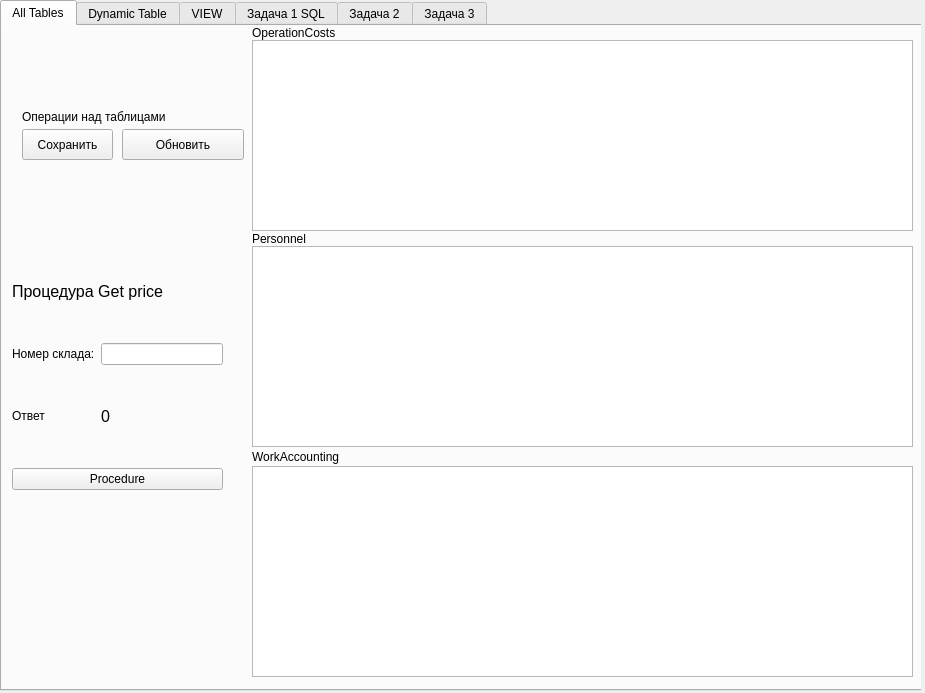
Qt form mainwindow.ui (bat0ri/mssql-client) before a commit.
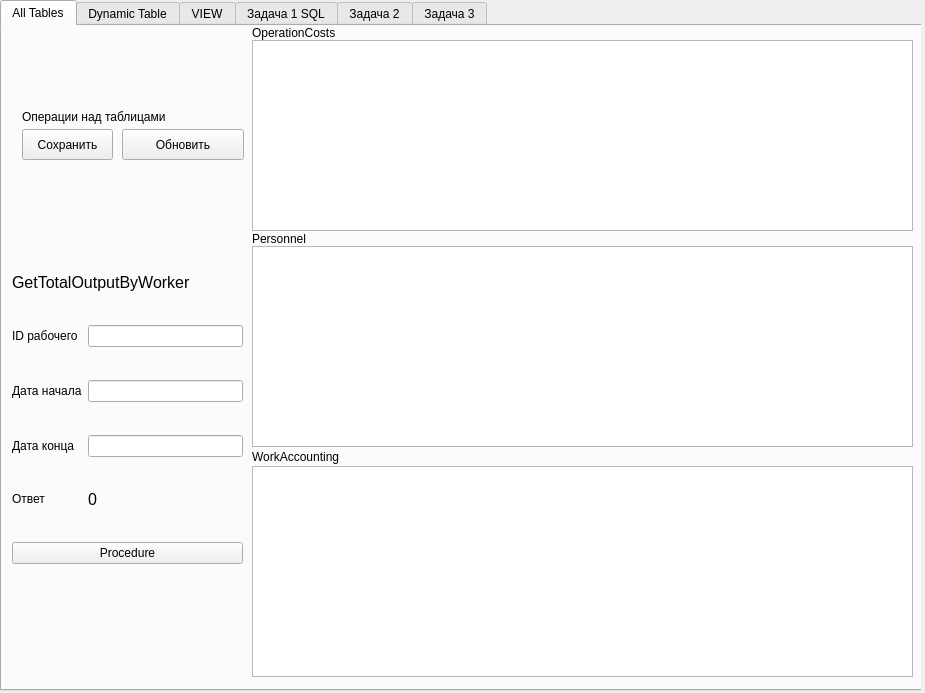
The same form after that commit. The open tabs and pages were chosen to show the change. Icons and pictures are not drawn.

Commit message: orm3 && procedure

```diff
--- a/mainwindow.ui
+++ b/mainwindow.ui
@@ -34,7 +34,7 @@
        </rect>
       </property>
       <property name="currentIndex">
-       <number>4</number>
+       <number>0</number>
       </property>
       <widget class="QWidget" name="all_tables">
        <attribute name="title">
@@ -132,15 +132,38 @@
          <rect>
           <x>10</x>
           <y>220</y>
-          <width>211</width>
-          <height>281</height>
+          <width>231</width>
+          <height>351</height>
          </rect>
         </property>
         <layout class="QGridLayout" name="gridLayout_5">
-         <item row="1" column="1">
-          <widget class="QLineEdit" name="id_sklad"/>
-         </item>
          <item row="2" column="0">
+          <widget class="QLabel" name="label_14">
+           <property name="sizePolicy">
+            <sizepolicy hsizetype="Preferred" vsizetype="Maximum">
+             <horstretch>0</horstretch>
+             <verstretch>0</verstretch>
+            </sizepolicy>
+           </property>
+           <property name="text">
+            <string>Дата начала</string>
+           </property>
+          </widget>
+         </item>
+         <item row="5" column="0" colspan="2">
+          <widget class="QPushButton" name="proc">
+           <property name="sizePolicy">
+            <sizepolicy hsizetype="Minimum" vsizetype="Maximum">
+             <horstretch>0</horstretch>
+             <verstretch>0</verstretch>
+            </sizepolicy>
+           </property>
+           <property name="text">
+            <string>Procedure</string>
+           </property>
+          </widget>
+         </item>
+         <item row="4" column="0">
           <widget class="QLabel" name="label_13">
            <property name="sizePolicy">
             <sizepolicy hsizetype="Preferred" vsizetype="Maximum">
@@ -153,32 +176,10 @@
            </property>
           </widget>
          </item>
-         <item row="0" column="0" colspan="2">
-          <widget class="QLabel" name="label_10">
-           <property name="sizePolicy">
-            <sizepolicy hsizetype="Fixed" vsizetype="Maximum">
-             <horstretch>0</horstretch>
-             <verstretch>0</verstretch>
-            </sizepolicy>
-           </property>
-           <property name="font">
-            <font>
-             <pointsize>12</pointsize>
-            </font>
-           </property>
-           <property name="text">
-            <string>Процедура Get price</string>
-           </property>
-          </widget>
+         <item row="1" column="1">
+          <widget class="QLineEdit" name="id_worker"/>
          </item>
-         <item row="1" column="0">
-          <widget class="QLabel" name="label_12">
-           <property name="text">
-            <string>Номер склада:</string>
-           </property>
-          </widget>
-         </item>
-         <item row="2" column="1">
+         <item row="4" column="1">
           <widget class="QLabel" name="res_proc">
            <property name="font">
             <font>
@@ -190,19 +191,50 @@
            </property>
           </widget>
          </item>
-         <item row="3" column="0" colspan="2">
-          <widget class="QPushButton" name="proc">
+         <item row="1" column="0">
+          <widget class="QLabel" name="label_12">
+           <property name="text">
+            <string>ID рабочего</string>
+           </property>
+          </widget>
+         </item>
+         <item row="0" column="0" colspan="2">
+          <widget class="QLabel" name="label_10">
            <property name="sizePolicy">
-            <sizepolicy hsizetype="Minimum" vsizetype="Maximum">
+            <sizepolicy hsizetype="Fixed" vsizetype="Maximum">
              <horstretch>0</horstretch>
              <verstretch>0</verstretch>
             </sizepolicy>
            </property>
+           <property name="font">
+            <font>
+             <pointsize>12</pointsize>
+            </font>
+           </property>
            <property name="text">
-            <string>Procedure</string>
+            <string>GetTotalOutputByWorker </string>
            </property>
           </widget>
          </item>
+         <item row="3" column="0">
+          <widget class="QLabel" name="label_15">
+           <property name="sizePolicy">
+            <sizepolicy hsizetype="Preferred" vsizetype="Maximum">
+             <horstretch>0</horstretch>
+             <verstretch>0</verstretch>
+            </sizepolicy>
+           </property>
+           <property name="text">
+            <string>Дата конца</string>
+           </property>
+          </widget>
+         </item>
+         <item row="2" column="1">
+          <widget class="QLineEdit" name="start_date"/>
+         </item>
+         <item row="3" column="1">
+          <widget class="QLineEdit" name="end_date"/>
+         </item>
         </layout>
        </widget>
        <widget class="QLabel" name="label_11">
@@ -597,14 +629,14 @@
          <item row="1" column="0" colspan="2">
           <widget class="QLabel" name="label_6">
            <property name="text">
-            <string>Количество деталей в поставке, X</string>
+            <string>DefectiveParts</string>
            </property>
           </widget>
          </item>
          <item row="0" column="0" colspan="2">
           <widget class="QLabel" name="label_5">
            <property name="text">
-            <string>Общий план, PLAN</string>
+            <string>PieceTime</string>
            </property>
           </widget>
          </item>
@@ -637,9 +669,9 @@
 li.unchecked::marker { content: &quot;\2610&quot;; }
 li.checked::marker { content: &quot;\2612&quot;; }
 &lt;/style&gt;&lt;/head&gt;&lt;body style=&quot; font-family:'Segoe UI'; font-size:9pt; font-weight:400; font-style:normal;&quot;&gt;
-&lt;p align=&quot;justify&quot; style=&quot; margin-top:12px; margin-bottom:12px; margin-left:18px; margin-right:0px; -qt-block-indent:0; text-indent:0px;&quot;&gt;&lt;span style=&quot; font-family:'Symbol';&quot;&gt;¨ &lt;/span&gt;&lt;span style=&quot; font-family:'Courier New';&quot;&gt;Задача-3. Сведения о наличии деталей на складах, такие что:&lt;/span&gt;&lt;/p&gt;
-&lt;p align=&quot;justify&quot; style=&quot; margin-top:12px; margin-bottom:12px; margin-left:36px; margin-right:0px; -qt-block-indent:0; text-indent:0px;&quot;&gt;&lt;span style=&quot; font-family:'Courier New';&quot;&gt;для этой детали &lt;/span&gt;&lt;span style=&quot; font-family:'Courier New'; text-decoration: underline;&quot;&gt;имеется договорная поставка&lt;/span&gt;&lt;span style=&quot; font-family:'Courier New';&quot;&gt; (из 09в) с планом поставки &amp;gt; $(PLAN)&lt;/span&gt;&lt;/p&gt;
-&lt;p align=&quot;justify&quot; style=&quot; margin-top:12px; margin-bottom:12px; margin-left:72px; margin-right:0px; -qt-block-indent:0; text-indent:0px;&quot;&gt;&lt;span style=&quot; font-family:'Courier New';&quot;&gt;и &lt;/span&gt;&lt;span style=&quot; font-family:'Courier New'; text-decoration: underline;&quot;&gt;все поступления&lt;/span&gt;&lt;span style=&quot; font-family:'Courier New';&quot;&gt; (из 13б) по этой договорной поставке были в количестве  &amp;gt; $(X) каждое.&lt;/span&gt;&lt;/p&gt;&lt;/body&gt;&lt;/html&gt;</string>
+&lt;p style=&quot; margin-top:12px; margin-bottom:12px; margin-left:72px; margin-right:0px; -qt-block-indent:0; text-indent:0px;&quot;&gt;&lt;span style=&quot; font-size:12pt;&quot;&gt;Задача-3. Все рабочие, такие что:&lt;/span&gt;&lt;/p&gt;
+&lt;p style=&quot; margin-top:12px; margin-bottom:12px; margin-left:72px; margin-right:0px; -qt-block-indent:0; text-indent:0px;&quot;&gt;&lt;span style=&quot; font-size:12pt;&quot;&gt;имеется операция по сборке некоторой детали с временем штучным &amp;gt; 10, которую должен выполнять рабочий соответствующей профессии и квалификации, &lt;/span&gt;&lt;/p&gt;
+&lt;p style=&quot; margin-top:12px; margin-bottom:12px; margin-left:72px; margin-right:0px; -qt-block-indent:0; text-indent:0px;&quot;&gt;&lt;span style=&quot; font-size:12pt;&quot;&gt;	этот рабочий не допускал брака&lt;/span&gt;&lt;/p&gt;&lt;/body&gt;&lt;/html&gt;</string>
         </property>
        </widget>
       </widget>
```
Left out of the diff: 2 changed lines with no effect on the pictures. The commit also changes 1 other file.
